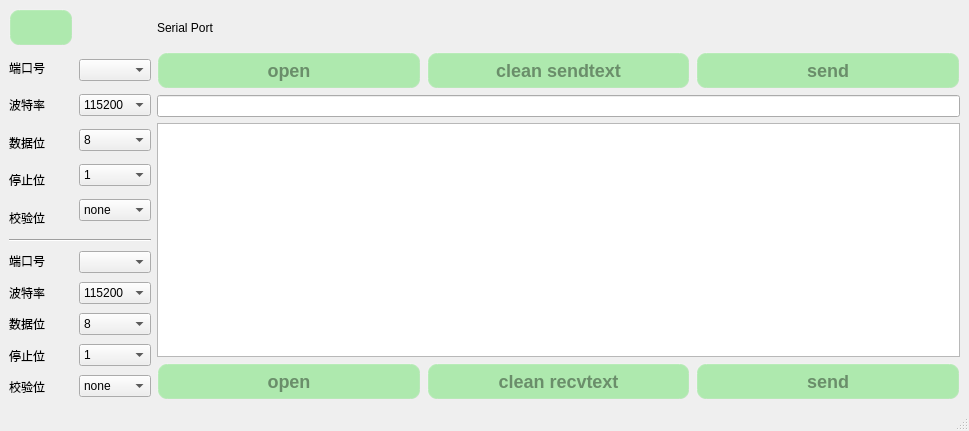
jizizihe/baijie_demo, file qt/t507/serial.ui: the form before one commit.
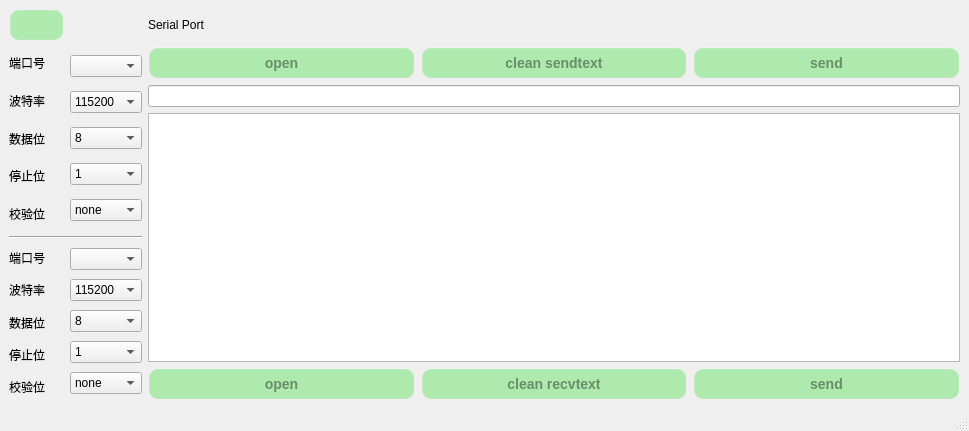
The form after the commit. Icons and pictures are not drawn.

The edit to the form file:
```diff
--- a/qt/t507/serial.ui
+++ b/qt/t507/serial.ui
@@ -14,17 +14,22 @@
    <string>MainWindow</string>
   </property>
   <property name="styleSheet">
-   <string notr="true">/****************按钮部件*******************/
+   <string notr="true">#serial
+{
+	border-image: url(:/t507_button_image/all/background.jpg);
+}
+
+/****************按钮部件*******************/
 QPushButton{
      background-color: rgba(100, 225, 100, 120);/*背景色*/
      border-style: outset; /*边框样式*/
      border-width:  2px;  /*边框宽度为4像素*/
      border-radius: 10px; /*边框圆角半径*/
      border-color: rgba(255, 225, 255, 30);/*边框颜色*/
-     font: bold 18px;/*字体*/
+     font: bold 14px;/*字体*/
      color:rgba(0, 0, 0, 100);/*字体颜色*/
      padding: 6px; /*填衬*/
-	outline: none; /*去掉按钮的虚线框*/
+    outline: none; /*去掉按钮的虚线框*/
 }
 
 QPushButton:hover{ /*鼠标悬停在按钮上时*/
@@ -45,11 +50,17 @@
 
 QSlider::handle:horizontal { /*水平滑块的手柄*/
         image: url(:/image/sliderHandle.png);
- }
+}
 
 QSlider::sub-page:horizontal { /*水平滑块手柄以前的部分*/
         border-image: url(:/image/slider.png);/*边框图片*/
- }</string>
+}
+
+QTextEdit
+{
+	background-color:transparent;
+	border:1px solid gray;
+}</string>
   </property>
   <widget class="QWidget" name="centralwidget">
    <layout class="QGridLayout" name="gridLayout_6">
```
Left out of the diff: 8 changed lines with no effect on the pictures.
